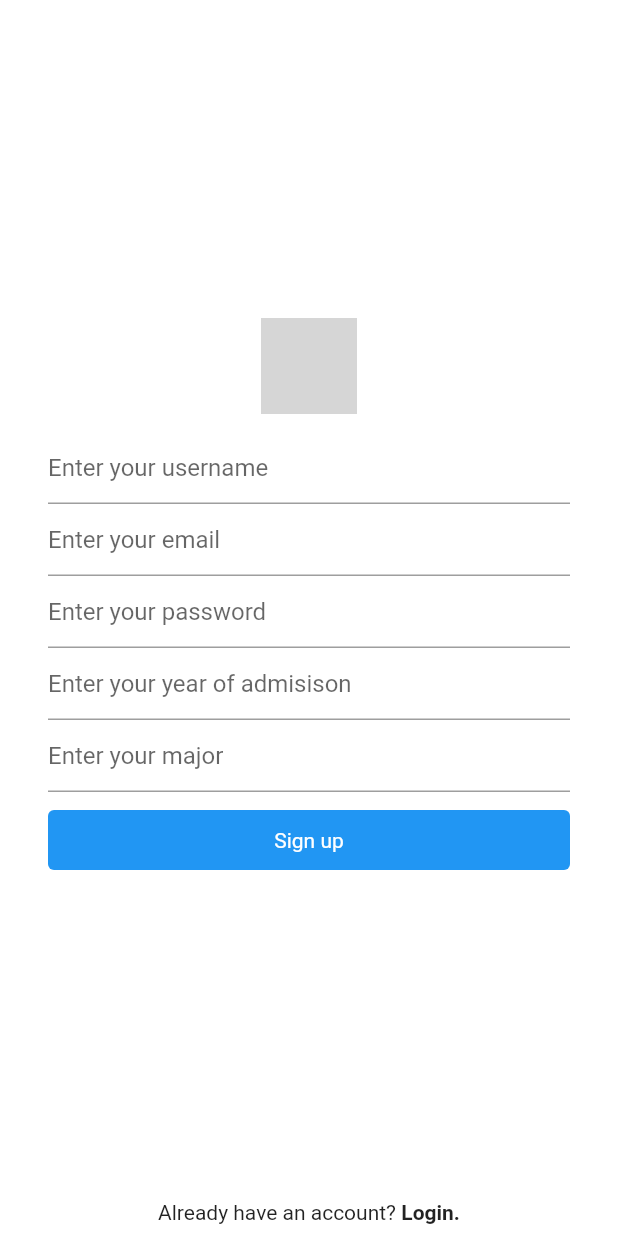
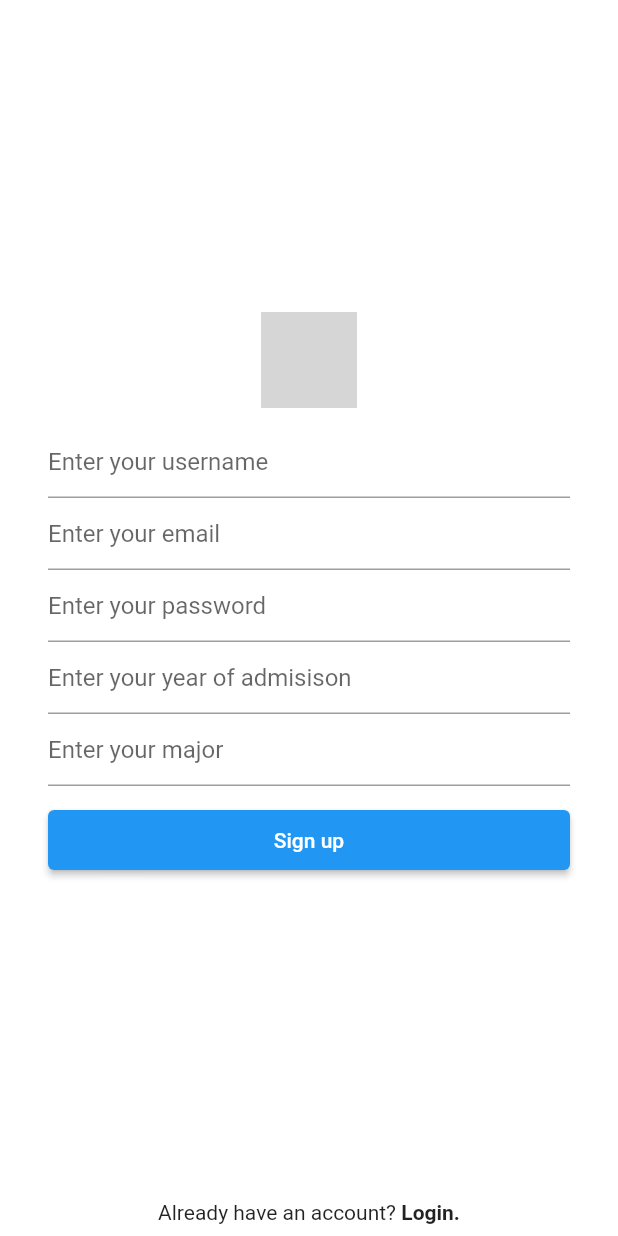
Before and after one commit to Dawon00/snack-party, a Flutter app: the screen it shows after launch, after a tap on "Signup.", on a phone screen of 412 x 824 dp. Run offline on Flutter 3.47's test engine with Material 2 defaults, Android fonts, the light colour scheme and no system bars; our stand-ins replace cloud_firestore, firebase_auth, firebase_core; accounts and stored records are empty; network calls fail; grey boxes are pictures that could not be loaded.

Commit message:
FEAT - bar_button 추가

```diff
--- a/lib/screen/add_party_screen.dart
+++ b/lib/screen/add_party_screen.dart
@@ -4,6 +4,7 @@ import 'package:flutter/material.dart';
 import 'package:intl/intl.dart';
 import 'package:snackparty/model/party.dart';
 import 'package:snackparty/screen/home_screen.dart';
+import 'package:snackparty/widget/bar_button.dart';
 
 class AddPartyScreen extends StatefulWidget {
   const AddPartyScreen({Key? key}) : super(key: key);
@@ -134,7 +135,7 @@ class _AddPartyScreenState extends State<AddPartyScreen> {
                 ),
                 SizedBox(
                   width: double.infinity,
-                  child: ElevatedButton(
+                  child: BarButton(
                       child: const Text('생성하기'),
                       onPressed: () {
                         final docParty = firestore.collection('party').doc();
--- a/lib/screen/login_screen.dart
+++ b/lib/screen/login_screen.dart
@@ -3,6 +3,7 @@ import 'package:flutter/material.dart';
 import 'package:snackparty/screen/home_screen.dart';
 import 'package:snackparty/screen/index_screen.dart';
 import 'package:snackparty/screen/signup_screen.dart';
+import 'package:snackparty/widget/bar_button.dart';
 import 'package:snackparty/widget/input_field.dart';
 
 class LoginScreen extends StatefulWidget {
@@ -100,8 +101,8 @@ class _LoginScreenState extends State<LoginScreen> {
                 height: 12,
               ),
               // login button
-              InkWell(
-                onTap: loginUser,
+              BarButton(
+                onPressed: loginUser,
                 child: Container(
                   width: double.infinity,
                   alignment: Alignment.center,
--- a/lib/screen/signup_screen.dart
+++ b/lib/screen/signup_screen.dart
@@ -4,6 +4,7 @@ import 'package:flutter/material.dart';
 import 'package:snackparty/model/user.dart' as model;
 import 'package:snackparty/screen/home_screen.dart';
 import 'package:snackparty/screen/login_screen.dart';
+import 'package:snackparty/widget/bar_button.dart';
 import 'package:snackparty/widget/input_field.dart';
 
 class SignupScreen extends StatefulWidget {
@@ -145,8 +146,8 @@ class _SignupScreenState extends State<SignupScreen> {
                 height: 12,
               ),
               // signup button
-              InkWell(
-                onTap: signupUser,
+              BarButton(
+                onPressed: signupUser,
                 child: Container(
                   width: double.infinity,
                   alignment: Alignment.center,
--- /dev/null
+++ b/lib/widget/bar_button.dart
@@ -0,0 +1,25 @@
+import 'package:flutter/material.dart';
+
+class BarButton extends StatefulWidget {
+  final Function onPressed;
+  final Widget child;
+  const BarButton({Key? key, required this.onPressed, required this.child})
+      : super(key: key);
+
+  @override
+  State<BarButton> createState() => _BarButtonState();
+}
+
+class _BarButtonState extends State<BarButton> {
+  //final String text;
+
+  @override
+  Widget build(BuildContext context) {
+    return ElevatedButton(
+      child: widget.child,
+      onPressed: () {
+        widget.onPressed;
+      },
+    );
+  }
+}
```
